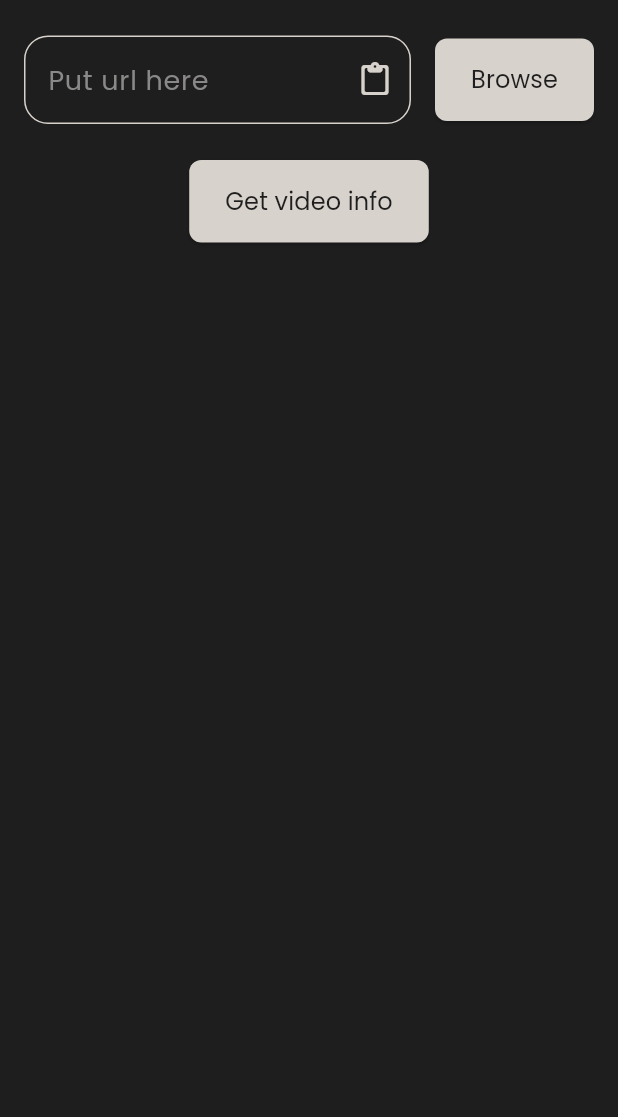
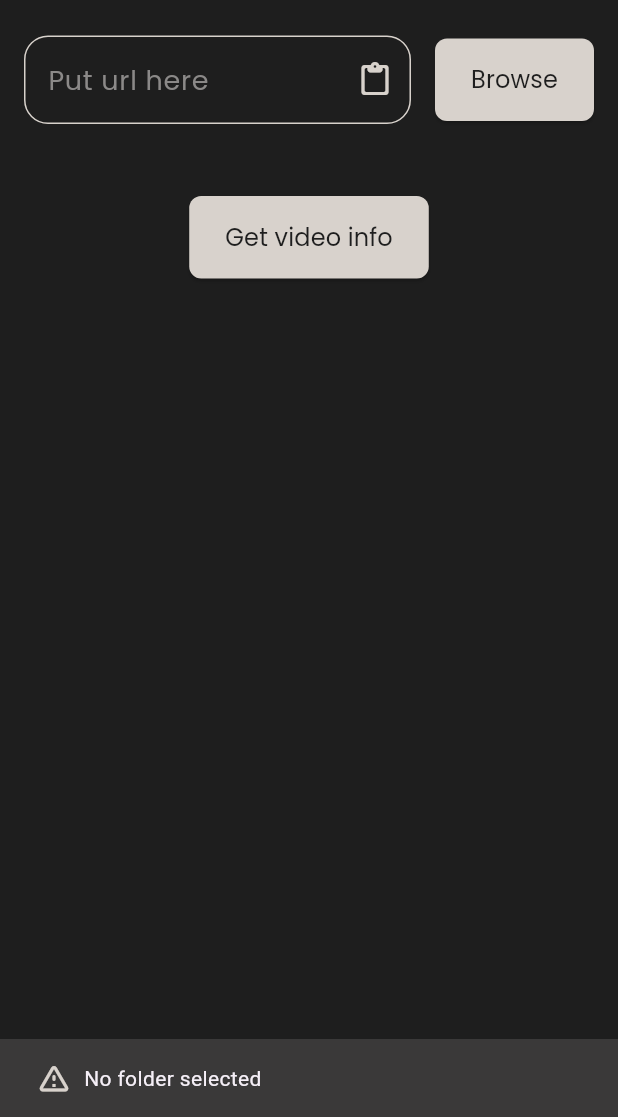
Before and after one commit to MuhamedUssama/Grabber, a Flutter app: the screen it shows after launch, after a tap on "Browse", on a phone screen of 412 x 824 dp, the part 119-1236 px from its top. Run offline on Flutter 3.47's test engine with Material 3 defaults, Android fonts, the phone set to English and light mode, and no system bars; our stand-ins replace connectivity_plus, dartz, dio, equatable, file_picker, flutter_bloc and 5 more; generated files the repository leaves out were written again.

Commit message:
Active browse button and get folder path

```diff
--- a/lib/core/l10n/app_ar.arb
+++ b/lib/core/l10n/app_ar.arb
@@ -3,5 +3,8 @@
   "url": "ضع الرابط هنا",
   "appName": "Grabber",
   "browse": "تصفح",
-  "getInfo": "تفاصيل الفيديو"
+  "getInfo": "تفاصيل الفيديو",
+  "folderSelected": "تم تحديد المجلد بنجاح",
+  "noFolderSelected": "لم يتم تحديد أي مجلد",
+  "somethingWentWorng": "حدث خطأ ما"
 }
--- a/lib/core/l10n/app_en.arb
+++ b/lib/core/l10n/app_en.arb
@@ -3,5 +3,8 @@
   "url": "Put url here",
   "appName": "Grabber",
   "browse": "Browse",
-  "getInfo": "Get video info"
+  "getInfo": "Get video info",
+  "folderSelected": "Folder selected successfully",
+  "noFolderSelected": "No folder selected",
+  "somethingWentWorng": "Something went wrong"
 }
--- a/lib/core/l10n/localization/app_localizations.dart
+++ b/lib/core/l10n/localization/app_localizations.dart
@@ -124,6 +124,24 @@ abstract class AppLocalizations {
   /// In en, this message translates to:
   /// **'Get video info'**
   String get getInfo;
+
+  /// No description provided for @folderSelected.
+  ///
+  /// In en, this message translates to:
+  /// **'Folder selected successfully'**
+  String get folderSelected;
+
+  /// No description provided for @noFolderSelected.
+  ///
+  /// In en, this message translates to:
+  /// **'No folder selected'**
+  String get noFolderSelected;
+
+  /// No description provided for @somethingWentWorng.
+  ///
+  /// In en, this message translates to:
+  /// **'Something went wrong'**
+  String get somethingWentWorng;
 }
 
 class _AppLocalizationsDelegate extends LocalizationsDelegate<AppLocalizations> {
--- a/lib/core/l10n/localization/app_localizations_en.dart
+++ b/lib/core/l10n/localization/app_localizations_en.dart
@@ -22,4 +22,13 @@ class AppLocalizationsEn extends AppLocalizations {
 
   @override
   String get getInfo => 'Get video info';
+
+  @override
+  String get folderSelected => 'Folder selected successfully';
+
+  @override
+  String get noFolderSelected => 'No folder selected';
+
+  @override
+  String get somethingWentWorng => 'Something went wrong';
 }
--- a/lib/core/theme/app_theme.dart
+++ b/lib/core/theme/app_theme.dart
@@ -15,6 +15,11 @@ abstract class AppTheme {
       labelLarge: GoogleFonts.poppins(
         color: AppColors.dark,
         fontSize: 16,
+        fontWeight: FontWeight.w400,
+      ),
+      bodySmall: GoogleFonts.poppins(
+        color: AppColors.darkTextColor,
+        fontSize: 12,
         fontWeight: FontWeight.w400,
       ),
     ),
--- a/lib/core/utils/app_services.dart
+++ b/lib/core/utils/app_services.dart
@@ -1,3 +1,5 @@
+// ignore_for_file: use_build_context_synchronously
+
 import 'package:flutter/material.dart';
 import 'package:flutter/services.dart';
 import 'package:grabber/core/l10n/localization/app_localizations.dart';
@@ -13,10 +15,8 @@ abstract class AppServices {
       controller.text = clipboardData.text!;
 
       SnakBarUtils.showSnakbar(
-        // ignore: use_build_context_synchronously
         context,
         Icons.paste,
-        // ignore: use_build_context_synchronously
         AppLocalizations.of(context)!.paste,
       );
     } else {
--- a/lib/features/home/presentation/view/home_screen.dart
+++ b/lib/features/home/presentation/view/home_screen.dart
@@ -5,6 +5,7 @@ import 'package:grabber/core/theme/app_colors.dart';
 import 'package:grabber/core/utils/app_services.dart';
 import 'package:grabber/core/utils/snakbar_utils.dart';
 import 'package:grabber/core/widgets/custom_text_field.dart';
+import 'package:grabber/features/home/presentation/widgets/folder_path_widget.dart';
 
 import '../view_model/home_screen_states.dart';
 import '../view_model/home_screen_view_model.dart';
@@ -23,6 +24,20 @@ class HomeScreen extends StatelessWidget {
             context,
             Icons.warning_amber_rounded,
             state.message,
+          );
+        } else if (state is GetVideoInfoErrorState) {
+          SnakBarUtils.showSnakbar(context, Icons.error, state.error);
+        } else if (state is SelectFolderPathSuccessState) {
+          SnakBarUtils.showSnakbar(
+            context,
+            Icons.folder,
+            locale.folderSelected,
+          );
+        } else if (state is SelectFolderPathFailureState) {
+          SnakBarUtils.showSnakbar(
+            context,
+            Icons.warning_amber_rounded,
+            state.message ?? locale.noFolderSelected,
           );
         }
       },
@@ -60,11 +75,14 @@ class HomeScreen extends StatelessWidget {
                     ),
                   ),
                   ElevatedButton(
-                    onPressed: () {},
+                    onPressed: () {
+                      context.read<HomeScreenViewModel>().pickFolderPath();
+                    },
                     child: Text(locale.browse, style: textTheme.labelLarge),
                   ),
                 ],
               ),
+              const FolderPathWidget(),
               Row(
                 spacing: 16,
                 mainAxisAlignment: MainAxisAlignment.center,
--- a/lib/features/home/presentation/view_model/home_screen_states.dart
+++ b/lib/features/home/presentation/view_model/home_screen_states.dart
@@ -20,3 +20,10 @@ final class ValidateUrlState extends HomeScreenStates {
   final String message;
   ValidateUrlState(this.message);
 }
+
+final class SelectFolderPathSuccessState extends HomeScreenStates {}
+
+final class SelectFolderPathFailureState extends HomeScreenStates {
+  final String? message;
+  SelectFolderPathFailureState(this.message);
+}
--- a/lib/features/home/presentation/view_model/home_screen_view_model.dart
+++ b/lib/features/home/presentation/view_model/home_screen_view_model.dart
@@ -1,3 +1,6 @@
+import 'dart:developer';
+
+import 'package:file_picker/file_picker.dart';
 import 'package:flutter/widgets.dart';
 import 'package:flutter_bloc/flutter_bloc.dart';
 import 'package:grabber/features/home/data/models/request/get_video_info_request.dart';
@@ -12,6 +15,8 @@ class HomeScreenViewModel extends Cubit<HomeScreenStates> {
   HomeScreenViewModel(this._videoInfoUsecase) : super(HomeScreenInitialState());
 
   final TextEditingController controller = TextEditingController();
+
+  String? path;
 
   Future<void> getVideoInfo() async {
     try {
@@ -53,4 +58,20 @@ class HomeScreenViewModel extends Cubit<HomeScreenStates> {
     }
     return null;
   }
+
+  Future<void> pickFolderPath() async {
+    try {
+      String? selectedDirectory = await FilePicker.platform.getDirectoryPath();
+
+      if (selectedDirectory != null) {
+        path = selectedDirectory;
+        emit(SelectFolderPathSuccessState());
+      } else {
+        emit(SelectFolderPathFailureState(null));
+      }
+    } catch (error) {
+      log("Error from pick folder: $error");
+      emit(SelectFolderPathFailureState("Somthing went wrong"));
+    }
+  }
 }
--- /dev/null
+++ b/lib/features/home/presentation/widgets/folder_path_widget.dart
@@ -0,0 +1,32 @@
+import 'package:flutter/material.dart';
+import 'package:flutter_bloc/flutter_bloc.dart';
+import 'package:grabber/features/home/presentation/view_model/home_screen_states.dart';
+import 'package:grabber/features/home/presentation/view_model/home_screen_view_model.dart';
+
+class FolderPathWidget extends StatelessWidget {
+  const FolderPathWidget({super.key});
+
+  @override
+  Widget build(BuildContext context) {
+    final TextTheme textTheme = Theme.of(context).textTheme;
+
+    return Row(
+      children: [
+        Visibility(
+          visible: context.select((HomeScreenViewModel vm) => vm.path != null),
+          child: BlocBuilder<HomeScreenViewModel, HomeScreenStates>(
+            buildWhen:
+                (previous, current) => current is SelectFolderPathSuccessState,
+            builder: (context, state) {
+              return Text(
+                context.read<HomeScreenViewModel>().path!,
+                style: textTheme.bodySmall,
+                textAlign: TextAlign.start,
+              );
+            },
+          ),
+        ),
+      ],
+    );
+  }
+}
--- a/pubspec.yaml
+++ b/pubspec.yaml
@@ -28,6 +28,7 @@ dependencies:
   pretty_dio_logger: ^1.4.0
   equatable: ^2.0.7
   dartz: ^0.10.1
+  file_picker: ^10.2.0
 
 dev_dependencies:
   flutter_test:
```
Also changed, not shown: lib/core/l10n/localization/app_localizations_ar.dart (+9 -0 lines), pubspec.lock, 1 other file.
